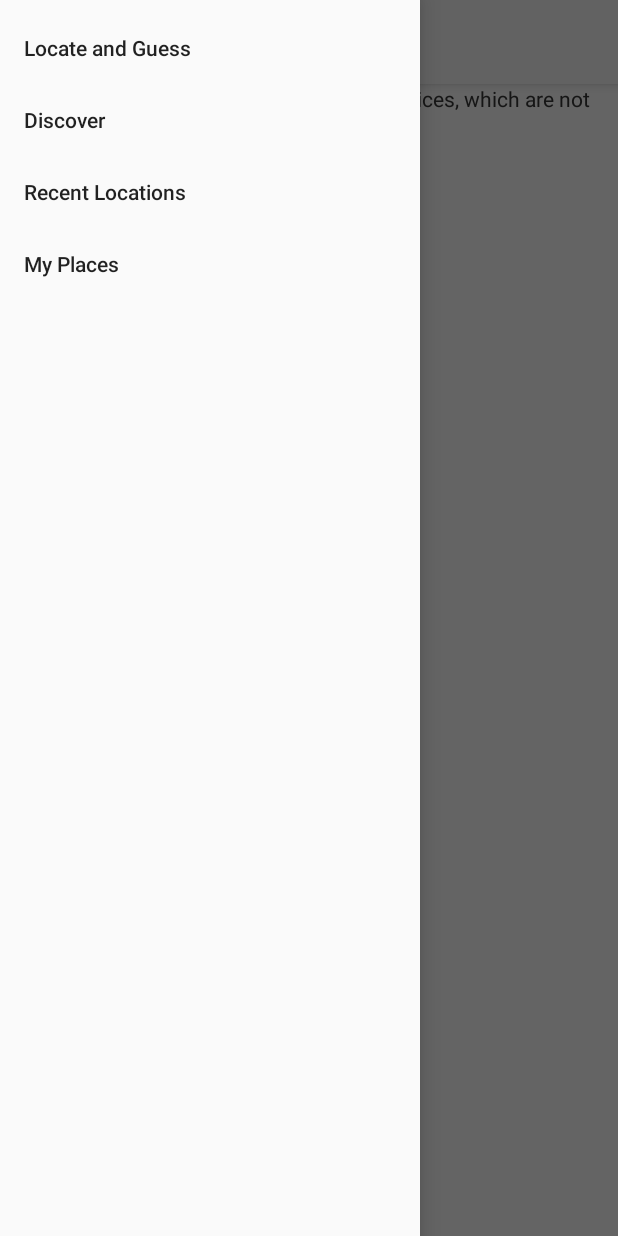
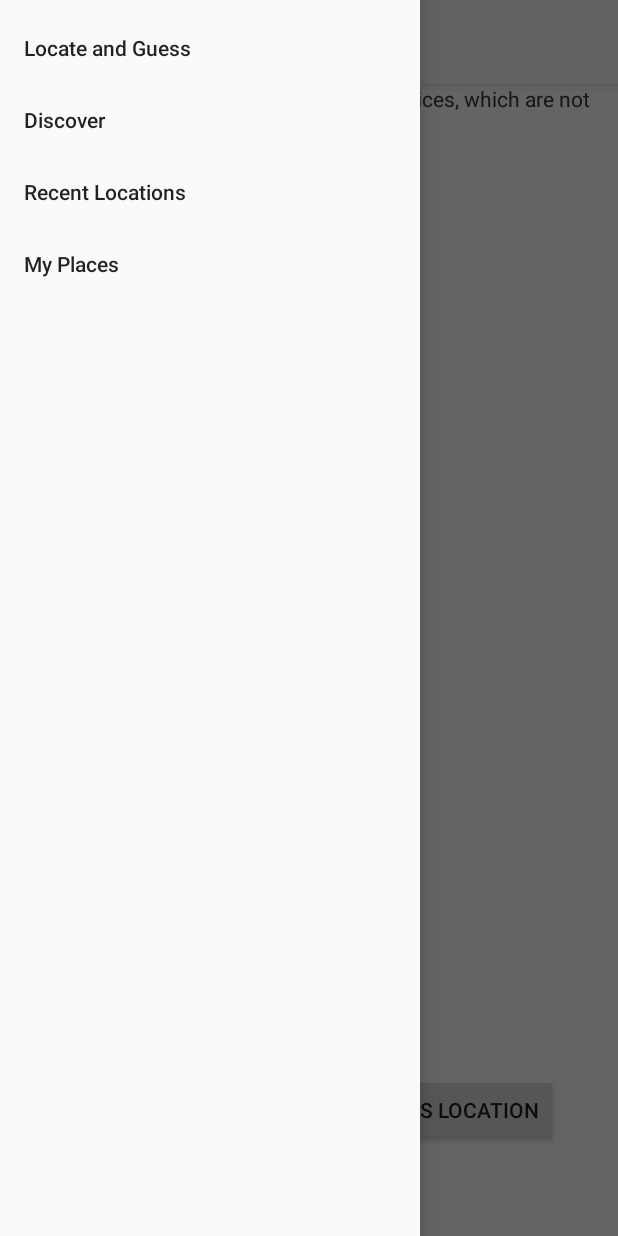
Before and after one commit to ThomasKomarnicki/Geo, an Android app: the fragment DiscoverStreetViewFragment placed in its activity, with the side drawer open, on a phone screen of 412 x 824 dp. Run offline under Robolectric (Android 15) with nearby library versions, the phone set to English and light mode, and no system bars; libraries missing offline, so code that uses them is left out: retrofit.client.

Commit message:
toast on no location, add confirm button

```diff
--- a/app/src/main/java/com/doglandia/geogame/map/DiscoverStreetViewFragment.java
+++ b/app/src/main/java/com/doglandia/geogame/map/DiscoverStreetViewFragment.java
@@ -1,7 +1,15 @@
 package com.doglandia.geogame.map;
 
 import android.os.Bundle;
+import android.util.Log;
+import android.view.LayoutInflater;
+import android.view.View;
+import android.view.ViewGroup;
+import android.widget.Button;
+import android.widget.FrameLayout;
 
+import com.doglandia.geogame.R;
+import com.doglandia.geogame.activity.DiscoverActivity;
 import com.google.android.gms.maps.OnStreetViewPanoramaReadyCallback;
 import com.google.android.gms.maps.StreetViewPanorama;
 import com.google.android.gms.maps.SupportStreetViewPanoramaFragment;
@@ -16,10 +24,27 @@ public class DiscoverStreetViewFragment extends SupportStreetViewPanoramaFragmen
 
     private StreetViewPanorama streetViewPanorama;
     private LatLng currentLocation;
+
+    private Button addLocationButton;
+
+    @Override
+    public View onCreateView(LayoutInflater inflater, ViewGroup container, Bundle savedInstanceState) {
+        View view = inflater.inflate(R.layout.discover_street_view_fragment,null);
+        addLocationButton = (Button) view.findViewById(R.id.discover_street_view_add_button);
+        ((FrameLayout)view.findViewById(R.id.discover_street_view_map_container)).addView(super.onCreateView(inflater, container, savedInstanceState));
+        return view;
+    }
+
     @Override
     public void onActivityCreated(Bundle savedInstanceState) {
         super.onActivityCreated(savedInstanceState);
         getStreetViewPanoramaAsync(this);
+        addLocationButton.setOnClickListener(new View.OnClickListener() {
+            @Override
+            public void onClick(View v) {
+                ((DiscoverActivity)getActivity()).onLocationAdded(currentLocation);
+            }
+        });
     }
 
     @Override
@@ -43,6 +68,11 @@ public class DiscoverStreetViewFragment extends SupportStreetViewPanoramaFragmen
 
     @Override
     public void onStreetViewPanoramaChange(StreetViewPanoramaLocation streetViewPanoramaLocation) {
-
+        if(streetViewPanoramaLocation == null){
+            Log.d(getClass().getSimpleName(),"no location found");
+            ((DiscoverActivity)getActivity()).onLocationChangeResult(streetViewPanoramaLocation);
+            return;
+        }
+        currentLocation = streetViewPanoramaLocation.position;
     }
 }
--- a/app/src/main/java/com/doglandia/geogame/server/ServerInterface.java
+++ b/app/src/main/java/com/doglandia/geogame/server/ServerInterface.java
@@ -3,6 +3,8 @@ package com.doglandia.geogame.server;
 import com.doglandia.geogame.model.Place;
 import com.doglandia.geogame.model.PlaceDetails;
 import com.doglandia.geogame.model.PlaceLocateResult;
+import com.google.android.gms.maps.model.LatLng;
+import com.google.gson.JsonObject;
 
 import java.util.List;
 
@@ -35,6 +37,9 @@ public interface ServerInterface {
     @GET("user/{user_id}/locations")
     void getUserLocations(@Path("user_id")Integer userId,Callback<List<Place>> callback);
 
+    @POST("user/{user_id}/locations")
+    void addUserLocation(@Path("user_id")Integer userId,@Body LatLng latLng, Callback<JsonObject> callback);
+
 
 //    @POST("/locationGuess/{user_id}")// send placeLocate result and get new Place
 //    void locationGuess(@Path("user_id")Integer userId, @Body PlaceLocateResult placeLocateResult, Callback<Place> callback);
--- /dev/null
+++ b/app/src/main/res/layout/discover_street_view_fragment.xml
@@ -0,0 +1,19 @@
+<?xml version="1.0" encoding="utf-8"?>
+<FrameLayout xmlns:android="http://schemas.android.com/apk/res/android"
+    android:layout_width="match_parent"
+    android:layout_height="match_parent">
+
+    <FrameLayout
+        android:layout_width="match_parent"
+        android:layout_height="match_parent"
+        android:id="@+id/discover_street_view_map_container"></FrameLayout>
+
+    <Button
+        android:layout_width="wrap_content"
+        android:layout_height="wrap_content"
+        android:text="Add This Location"
+        android:id="@+id/discover_street_view_add_button"
+        android:layout_gravity="bottom|right"
+        android:layout_marginRight="40dp"
+        android:layout_marginBottom="60dp" />
+</FrameLayout>
```
Also changed, not shown: app/src/main/java/com/doglandia/geogame/activity/DiscoverActivity.java (+41 -6 lines), app/src/main/java/com/doglandia/geogame/server/LocalMockServer.java (+11 -0 lines).
